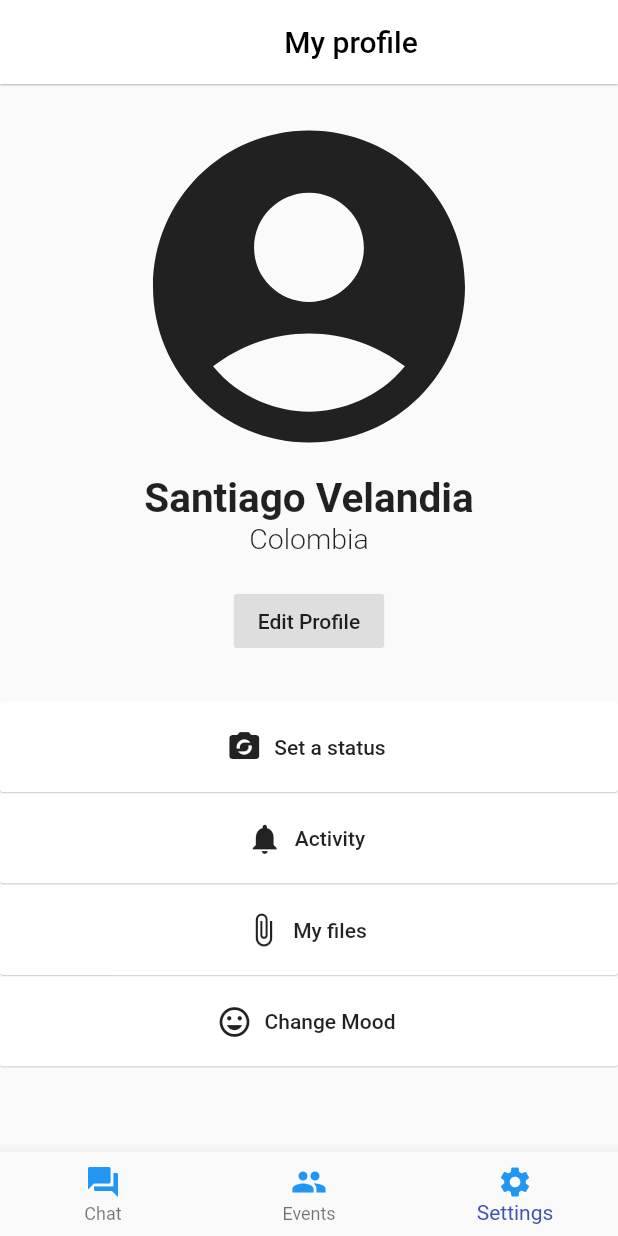
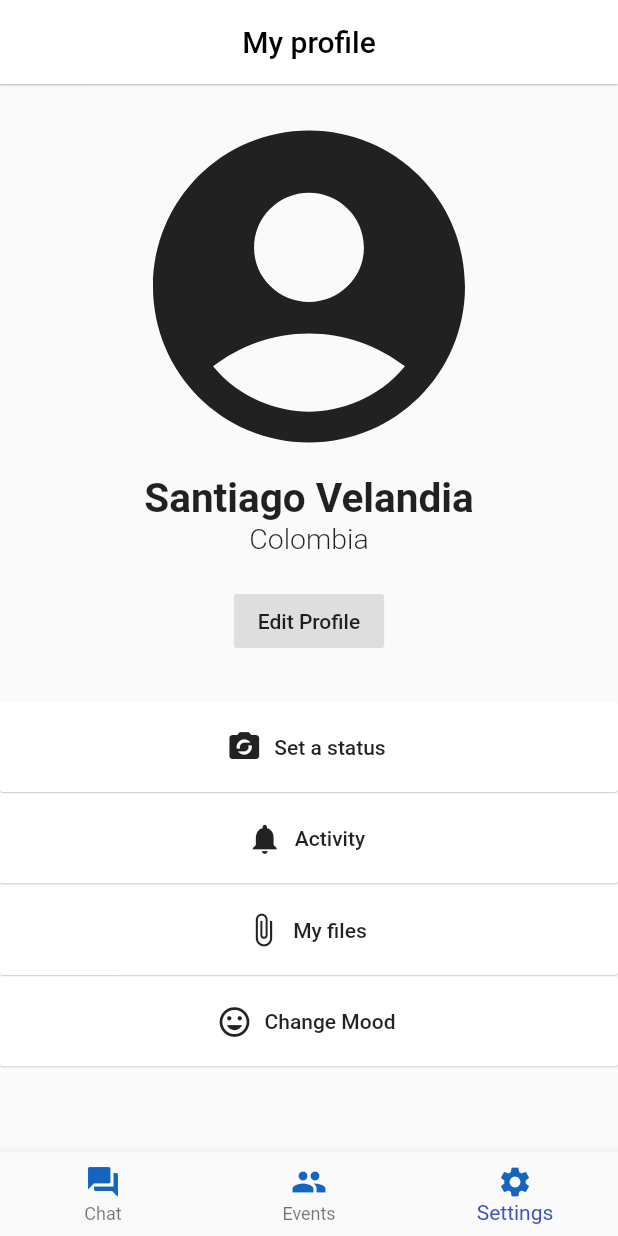
Before and after one commit to Andryut/my-community, a Flutter app: the HomeScreen screen opened by its route, on a phone screen of 412 x 824 dp. Run offline on Flutter 3.47's test engine with Material 2 defaults, Android fonts, the phone set to English and light mode, and no system bars; our stand-ins replace cloud_firestore, google_maps_flutter, location; accounts and stored records are empty.

Commit message:
chat room semibuilded

```diff
--- a/my_community_app/lib/screens/home/app_bodies/settings/user_information.dart
+++ b/my_community_app/lib/screens/home/app_bodies/settings/user_information.dart
@@ -9,6 +9,7 @@ final topBar = new AppBar(
         style: TextStyle(color: Colors.black),
       )
   ),
+  automaticallyImplyLeading: false,
 );
 var profilePicture = Icon(
   Icons.account_circle,
--- a/my_community_app/lib/screens/home/home_screen.dart
+++ b/my_community_app/lib/screens/home/home_screen.dart
@@ -11,9 +11,9 @@ class HomeScreen extends StatefulWidget {
 }
 
 class _HomeScreenState extends State<HomeScreen> {
-
   int _selectedIndex = 2; //Navigation index selected
-  final _widgetOptions = [ //App bodies
+  final _widgetOptions = [
+    //App bodies
     ChatsScreen(),
     EventsScreen(),
     SettingsScreen(),
@@ -21,15 +21,31 @@ class _HomeScreenState extends State<HomeScreen> {
 
   @override
   Widget build(BuildContext context) {
-    return Scaffold( // App main scaffold
+    return Scaffold(
+      // App main scaffold
       body: Center(
         child: _widgetOptions.elementAt(_selectedIndex),
       ),
       bottomNavigationBar: BottomNavigationBar(
         items: <BottomNavigationBarItem>[
-          BottomNavigationBarItem(icon: Icon(Icons.question_answer, color: Colors.blue,), title: Text('Chat')),
-          BottomNavigationBarItem(icon: Icon(Icons.people, color: Colors.blue,), title: Text('Events')),
-          BottomNavigationBarItem(icon: Icon(Icons.settings, color: Colors.blue,), title: Text('Settings')),
+          BottomNavigationBarItem(
+              icon: Icon(
+                Icons.question_answer,
+                color: Colors.blue[800],
+              ),
+              title: Text('Chat')),
+          BottomNavigationBarItem(
+              icon: Icon(
+                Icons.people,
+                color: Colors.blue[800],
+              ),
+              title: Text('Events')),
+          BottomNavigationBarItem(
+              icon: Icon(
+                Icons.settings,
+                color: Colors.blue[800],
+              ),
+              title: Text('Settings')),
         ],
         currentIndex: _selectedIndex,
         fixedColor: Colors.indigo,
@@ -38,7 +54,8 @@ class _HomeScreenState extends State<HomeScreen> {
     );
   }
 
-  void _onItemTapped(int index) {//Change the app body
+  void _onItemTapped(int index) {
+    //Change the app body
     setState(() {
       _selectedIndex = index;
     });
```
Also changed, not shown: my_community_app/lib/screens/home/chats/chats_screen.dart (+90 -5 lines).
